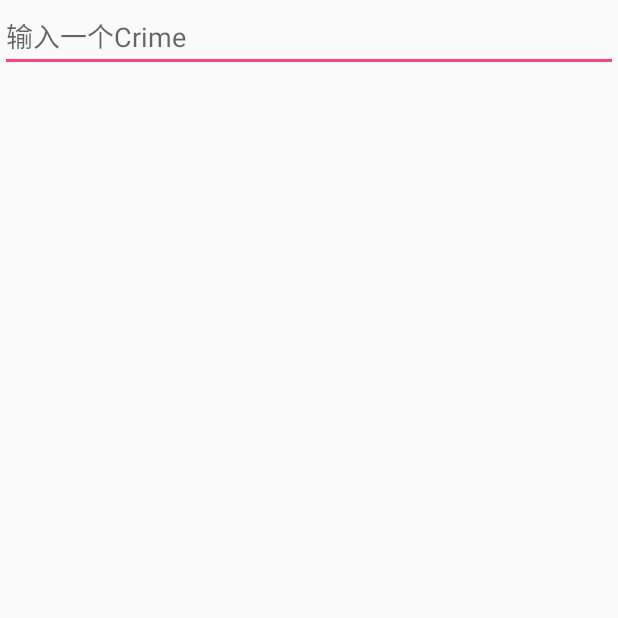
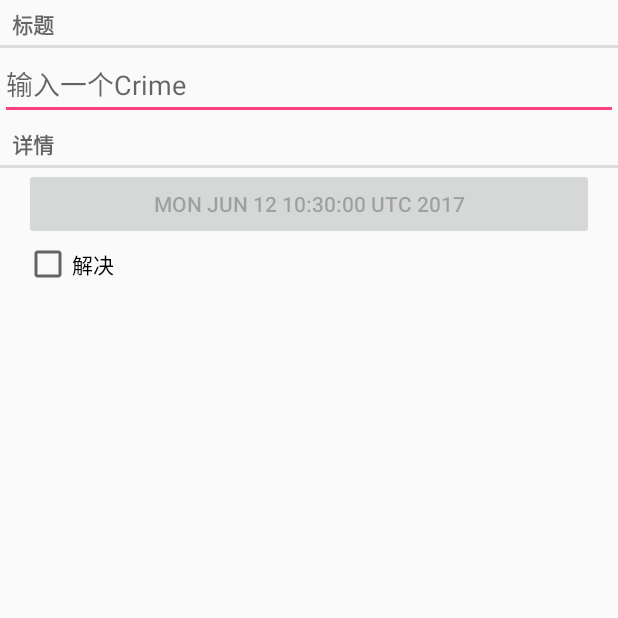
Before and after one commit to chaobj001/CriminalIntent, an Android app: the screen it shows after launch (CrimeActivity), on a phone screen of 412 x 824 dp, the top half of it. Run offline under Robolectric (Android 15) with nearby library versions, the phone set to English and light mode, and no system bars.

Commit message:
完善界面

```diff
--- a/app/src/main/java/com/example/android/criminalintent/Crime.java
+++ b/app/src/main/java/com/example/android/criminalintent/Crime.java
@@ -1,5 +1,6 @@
 package com.example.android.criminalintent;
 
+import java.util.Date;
 import java.util.UUID;
 
 /**
@@ -10,10 +11,13 @@ public class Crime {
 
     private UUID mId;
     private String mTitle;
+    private Date mDate;
+    private boolean mSolved;
 
     public Crime() {
         //创建唯一标识
         mId = UUID.randomUUID();
+        mDate = new Date();
     }
 
     public UUID getId() {
@@ -27,4 +31,20 @@ public class Crime {
     public void setTitle(String title) {
         mTitle = title;
     }
+
+    public Date getDate() {
+        return mDate;
+    }
+
+    public void setDate(Date date) {
+        mDate = date;
+    }
+
+    public boolean isSolved() {
+        return mSolved;
+    }
+
+    public void setSolved(boolean solved) {
+        mSolved = solved;
+    }
 }
--- a/app/src/main/java/com/example/android/criminalintent/CrimeFragment.java
+++ b/app/src/main/java/com/example/android/criminalintent/CrimeFragment.java
@@ -7,6 +7,9 @@ import android.text.TextWatcher;
 import android.view.LayoutInflater;
 import android.view.View;
 import android.view.ViewGroup;
+import android.widget.Button;
+import android.widget.CheckBox;
+import android.widget.CompoundButton;
 import android.widget.EditText;
 
 /**
@@ -17,6 +20,8 @@ public class CrimeFragment extends Fragment {
 
     private Crime mCrime;
     private EditText mTitleField;
+    private Button mDateButton;
+    private CheckBox mSolvedCheckBox;
 
     @Override
     public void onCreate(Bundle saveInstanceState) {
@@ -46,6 +51,19 @@ public class CrimeFragment extends Fragment {
             }
         });
 
+        mDateButton = (Button)v.findViewById(R.id.crime_date);
+        mDateButton.setText(mCrime.getDate().toString());
+        mDateButton.setEnabled(false);
+
+        mSolvedCheckBox = (CheckBox)v.findViewById(R.id.crime_solved);
+        mSolvedCheckBox.setOnCheckedChangeListener(new CompoundButton.OnCheckedChangeListener() {
+            @Override
+            public void onCheckedChanged(CompoundButton buttonView, boolean isChecked) {
+                mCrime.setSolved(isChecked);
+            }
+        });
+
+
         return v;
     }
 
--- a/app/src/main/res/layout/fragment_crime.xml
+++ b/app/src/main/res/layout/fragment_crime.xml
@@ -3,6 +3,12 @@
               android:orientation="vertical"
               android:layout_width="match_parent"
               android:layout_height="match_parent">
+
+    <TextView
+        android:layout_width="match_parent"
+        android:layout_height="wrap_content"
+        android:text="@string/crime_title_label"
+        style="?android:listSeparatorTextViewStyle"/>
 
     <EditText
         android:id="@+id/crime_title"
@@ -11,4 +17,25 @@
         android:hint="@string/crime_title_hint"
         />
 
+    <TextView
+        android:layout_width="match_parent"
+        android:layout_height="wrap_content"
+        android:text="@string/crime_details_label"
+        style="?android:listSeparatorTextViewStyle"/>
+
+    <Button
+        android:layout_width="match_parent"
+        android:layout_height="wrap_content"
+        android:id="@+id/crime_date"
+        android:layout_marginLeft="16dp"
+        android:layout_marginRight="16dp"/>
+
+    <CheckBox
+        android:layout_width="match_parent"
+        android:layout_height="wrap_content"
+        android:id="@+id/crime_solved"
+        android:layout_marginLeft="16dp"
+        android:layout_marginRight="16dp"
+        android:text="@string/crime_solved_label"/>
+
 </LinearLayout>
--- a/app/src/main/res/values/strings.xml
+++ b/app/src/main/res/values/strings.xml
@@ -1,4 +1,7 @@
 <resources>
     <string name="app_name">CriminalIntent</string>
     <string name="crime_title_hint">输入一个Crime</string>
+    <string name="crime_title_label">标题</string>
+    <string name="crime_details_label">详情</string>
+    <string name="crime_solved_label">解决</string>
 </resources>
```
